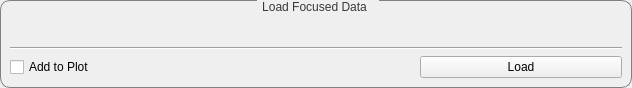
The window that scripts/Engineering/gui/engineering_diffraction/tabs/fitting/data_handling/data_widget.ui (mantidproject/mantid) describes before a commit, drawn with Qt 5.
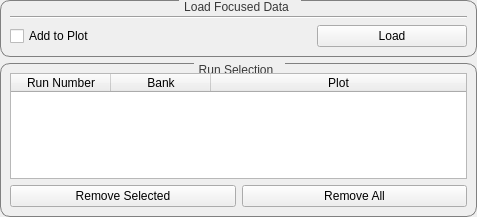
The same window after the commit. Custom widgets are drawn as their Qt base class.

Commit message: RE #27778 Add selection table to data widget ui file

```diff
--- a/scripts/Engineering/gui/engineering_diffraction/tabs/fitting/data_handling/data_widget.ui
+++ b/scripts/Engineering/gui/engineering_diffraction/tabs/fitting/data_handling/data_widget.ui
@@ -6,8 +6,8 @@
    <rect>
     <x>0</x>
     <y>0</y>
-    <width>632</width>
-    <height>88</height>
+    <width>477</width>
+    <height>217</height>
    </rect>
   </property>
   <property name="windowTitle">
@@ -95,6 +95,88 @@
      </layout>
     </widget>
    </item>
+   <item>
+    <widget class="QGroupBox" name="group_selection">
+     <property name="title">
+      <string>Run Selection</string>
+     </property>
+     <layout class="QVBoxLayout" name="verticalLayout">
+      <item>
+       <widget class="QTableWidget" name="table_selection">
+        <property name="gridStyle">
+         <enum>Qt::SolidLine</enum>
+        </property>
+        <property name="wordWrap">
+         <bool>true</bool>
+        </property>
+        <property name="cornerButtonEnabled">
+         <bool>true</bool>
+        </property>
+        <property name="rowCount">
+         <number>0</number>
+        </property>
+        <property name="columnCount">
+         <number>3</number>
+        </property>
+        <attribute name="horizontalHeaderVisible">
+         <bool>true</bool>
+        </attribute>
+        <attribute name="horizontalHeaderStretchLastSection">
+         <bool>true</bool>
+        </attribute>
+        <attribute name="verticalHeaderVisible">
+         <bool>false</bool>
+        </attribute>
+        <column>
+         <property name="text">
+          <string>Run Number</string>
+         </property>
+        </column>
+        <column>
+         <property name="text">
+          <string>Bank</string>
+         </property>
+        </column>
+        <column>
+         <property name="text">
+          <string>Plot</string>
+         </property>
+        </column>
+       </widget>
+      </item>
+      <item>
+       <layout class="QGridLayout" name="gridLayout_3">
+        <property name="topMargin">
+         <number>0</number>
+        </property>
+        <item row="0" column="1">
+         <widget class="QPushButton" name="button_removeAll">
+          <property name="sizePolicy">
+           <sizepolicy hsizetype="Minimum" vsizetype="Fixed">
+            <horstretch>0</horstretch>
+            <verstretch>0</verstretch>
+           </sizepolicy>
+          </property>
+          <property name="text">
+           <string>Remove All</string>
+          </property>
+          <property name="checked">
+           <bool>false</bool>
+          </property>
+         </widget>
+        </item>
+        <item row="0" column="0">
+         <widget class="QPushButton" name="button_removeSelected">
+          <property name="text">
+           <string>Remove Selected</string>
+          </property>
+         </widget>
+        </item>
+       </layout>
+      </item>
+     </layout>
+    </widget>
+   </item>
   </layout>
  </widget>
  <customwidgets>
```
